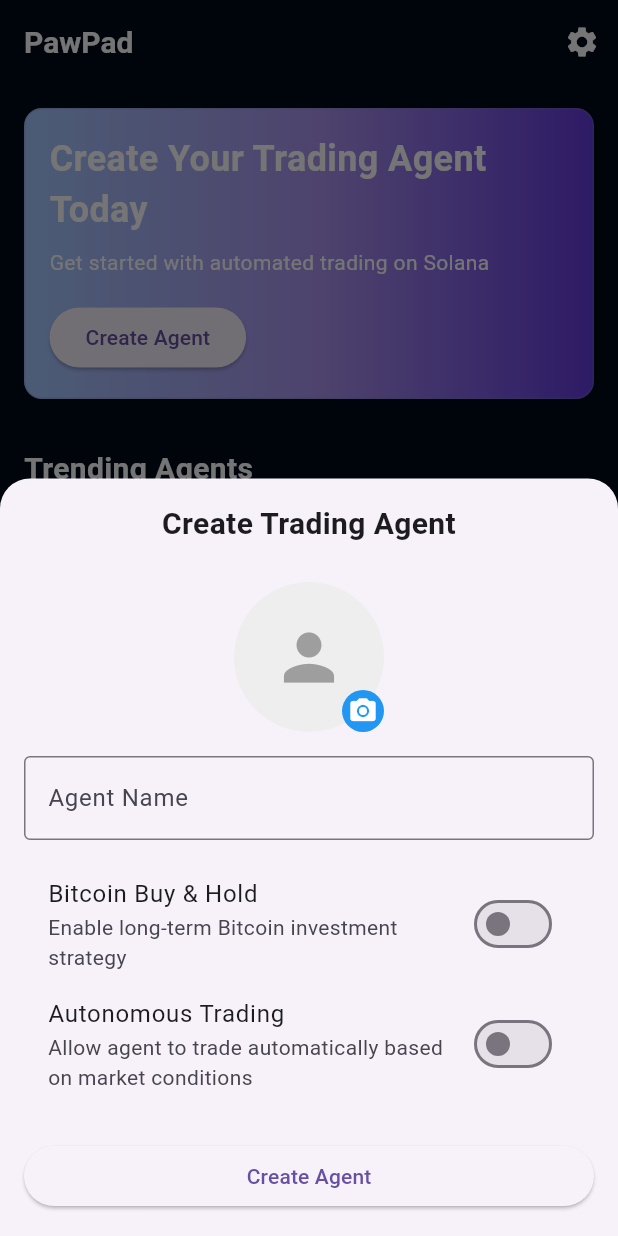
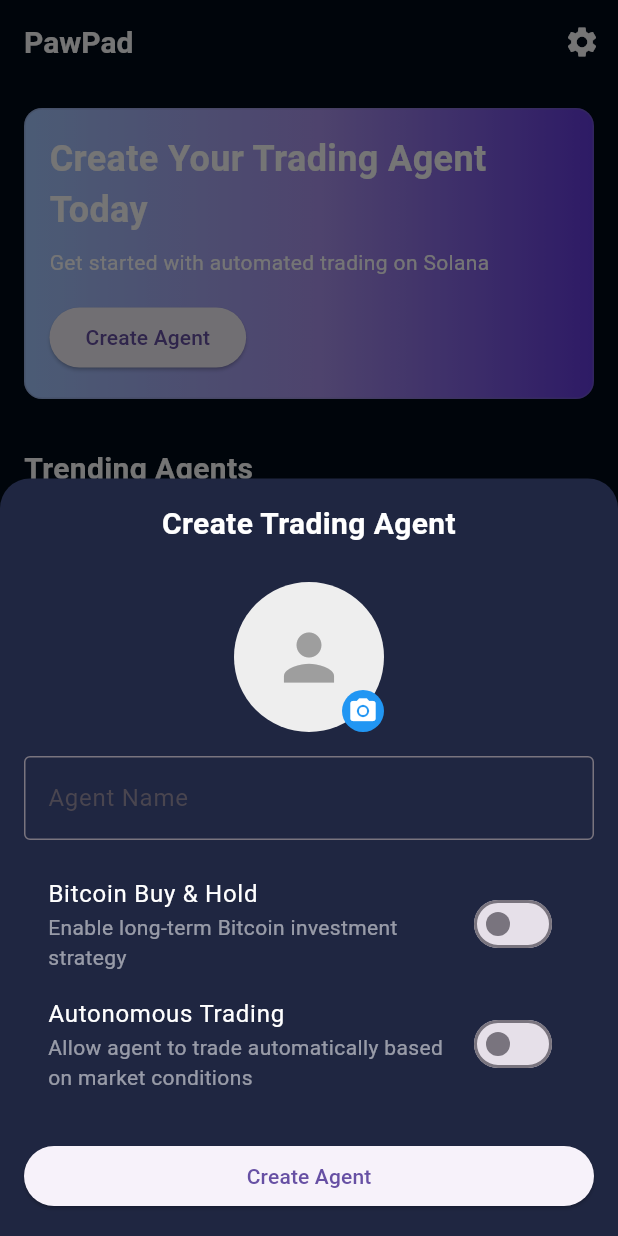
Before and after one commit to ZkAGI/PawPad, a Flutter app: the screen it shows after launch, after a tap on "Create Agent", on a phone screen of 412 x 824 dp. Run offline on Flutter 3.47's test engine with Material 3 defaults, Android fonts, the phone set to English and light mode, and no system bars; our stand-ins replace flutter_secure_storage, image_picker, local_auth; missing offline and left inert: bip39, solana; Roboto replaces fonts that are missing (TT Firs Neue).

Commit message:
Updating create agent modal theme

```diff
--- a/lib/screens/home_screen.dart
+++ b/lib/screens/home_screen.dart
@@ -357,6 +357,7 @@ class _HomeScreenState extends State<HomeScreen> {
     showModalBottomSheet(
       context: context,
       isScrollControlled: true,
+      backgroundColor: const Color(0xFF1F2641),
       shape: const RoundedRectangleBorder(
         borderRadius: BorderRadius.vertical(top: Radius.circular(20)),
       ),
@@ -416,7 +417,7 @@ class _CreateAgentFormState extends State<CreateAgentForm> {
           children: [
             const Text(
               'Create Trading Agent',
-              style: TextStyle(fontSize: 20, fontWeight: FontWeight.bold),
+              style: TextStyle(fontSize: 20, fontWeight: FontWeight.bold, color: Colors.white,  ),
               textAlign: TextAlign.center,
             ),
             const SizedBox(height: 24),
@@ -462,6 +463,7 @@ class _CreateAgentFormState extends State<CreateAgentForm> {
             // Agent name field
             TextFormField(
               controller: _nameController,
+              style: const TextStyle(color: Colors.white),
               decoration: const InputDecoration(
                 labelText: 'Agent Name',
                 border: OutlineInputBorder(),
@@ -477,8 +479,8 @@ class _CreateAgentFormState extends State<CreateAgentForm> {
 
             // Bitcoin Buy & Hold toggle
             SwitchListTile(
-              title: const Text('Bitcoin Buy & Hold'),
-              subtitle: const Text('Enable long-term Bitcoin investment strategy'),
+              title: const Text('Bitcoin Buy & Hold', style: TextStyle(color: Colors.white)),
+              subtitle: const Text('Enable long-term Bitcoin investment strategy',style: TextStyle(color: Colors.white54)),
               value: _bitcoinBuyAndHold,
               onChanged: (value) {
                 setState(() {
@@ -489,8 +491,8 @@ class _CreateAgentFormState extends State<CreateAgentForm> {
 
             // Autonomous Trading toggle
             SwitchListTile(
-              title: const Text('Autonomous Trading'),
-              subtitle: const Text('Allow agent to trade automatically based on market conditions'),
+              title: const Text('Autonomous Trading', style: TextStyle(color: Colors.white)),
+              subtitle: const Text('Allow agent to trade automatically based on market conditions',style: TextStyle(color: Colors.white54)),
               value: _autonomousTrading,
               onChanged: (value) {
                 setState(() {
```
